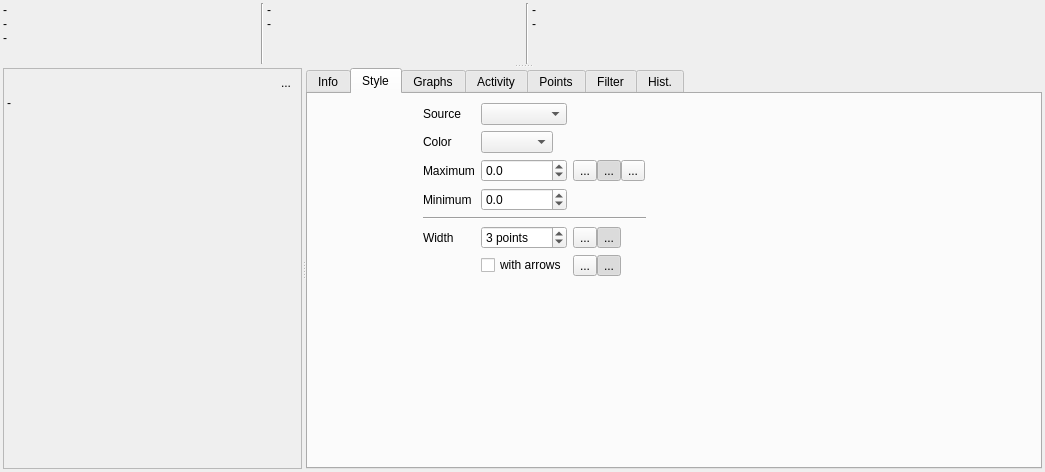
Above: src/qmapshack/gis/trk/IDetailsTrk.ui from Maproom/qmapshack before the change. Below: the same form after it.
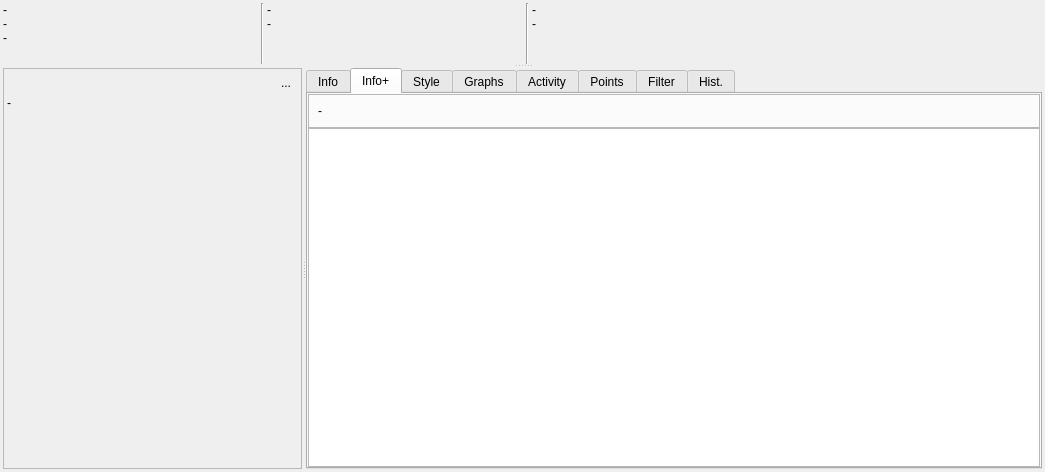
That is the form after the change. Icons and pictures are not drawn. Custom widgets are drawn as their Qt base class.

Commit message:
Add list of info points to track
* Add list of trackpoint's total index and descriptor string
* Render info points on canvas
* Render info points in profile plot
* Add list of track info points in the track details
* Add all stuff to add, edit and delete track info points

Diff of the .ui file:
```diff
--- a/src/qmapshack/gis/trk/IDetailsTrk.ui
+++ b/src/qmapshack/gis/trk/IDetailsTrk.ui
@@ -424,6 +424,89 @@
          </item>
         </layout>
        </widget>
+       <widget class="QWidget" name="tab_6">
+        <attribute name="title">
+         <string>Info+</string>
+        </attribute>
+        <layout class="QVBoxLayout" name="verticalLayout_9">
+         <property name="spacing">
+          <number>0</number>
+         </property>
+         <property name="leftMargin">
+          <number>0</number>
+         </property>
+         <property name="topMargin">
+          <number>0</number>
+         </property>
+         <property name="rightMargin">
+          <number>0</number>
+         </property>
+         <property name="bottomMargin">
+          <number>0</number>
+         </property>
+         <item>
+          <widget class="QFrame" name="frameHelpTrackPointInfo">
+           <property name="frameShape">
+            <enum>QFrame::StyledPanel</enum>
+           </property>
+           <property name="frameShadow">
+            <enum>QFrame::Raised</enum>
+           </property>
+           <layout class="QVBoxLayout" name="verticalLayout_10">
+            <item>
+             <widget class="QLabel" name="labelHelpTrackPointInfo">
+              <property name="text">
+               <string>-</string>
+              </property>
+              <property name="alignment">
+               <set>Qt::AlignLeading|Qt::AlignLeft|Qt::AlignTop</set>
+              </property>
+              <property name="wordWrap">
+               <bool>true</bool>
+              </property>
+             </widget>
+            </item>
+           </layout>
+          </widget>
+         </item>
+         <item>
+          <widget class="CTableTrkInfo" name="treeTrackPointInfo">
+           <property name="contextMenuPolicy">
+            <enum>Qt::CustomContextMenu</enum>
+           </property>
+           <property name="selectionMode">
+            <enum>QAbstractItemView::ExtendedSelection</enum>
+           </property>
+           <property name="iconSize">
+            <size>
+             <width>20</width>
+             <height>20</height>
+            </size>
+           </property>
+           <property name="indentation">
+            <number>0</number>
+           </property>
+           <property name="rootIsDecorated">
+            <bool>false</bool>
+           </property>
+           <property name="itemsExpandable">
+            <bool>false</bool>
+           </property>
+           <property name="expandsOnDoubleClick">
+            <bool>false</bool>
+           </property>
+           <attribute name="headerVisible">
+            <bool>false</bool>
+           </attribute>
+           <column>
+            <property name="text">
+             <string notr="true">1</string>
+            </property>
+           </column>
+          </widget>
+         </item>
+        </layout>
+       </widget>
        <widget class="QWidget" name="tabStyle">
         <attribute name="title">
          <string>Style</string>
@@ -1621,6 +1704,11 @@
    <header>gis/trk/CSelectActivityColor.h</header>
    <container>1</container>
   </customwidget>
+  <customwidget>
+   <class>CTableTrkInfo</class>
+   <extends>QTreeWidget</extends>
+   <header>gis/trk/CTableTrkInfo.h</header>
+  </customwidget>
  </customwidgets>
  <resources>
   <include location="../../resources.qrc"/>
```
Left out of the diff: 8 changed lines with no effect on the pictures. The commit also changes 22 other files.
